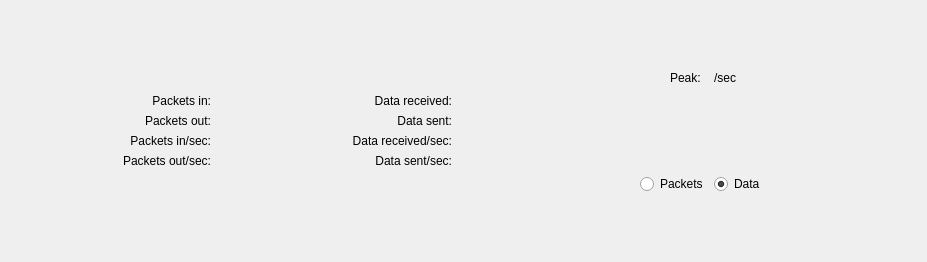
Before: the Qt Designer form Under Construction/Activity Monitor.app/Resources/activity_monitor/ui/tab_network.ui in helloSystem/Utilities, drawn with Qt 5.
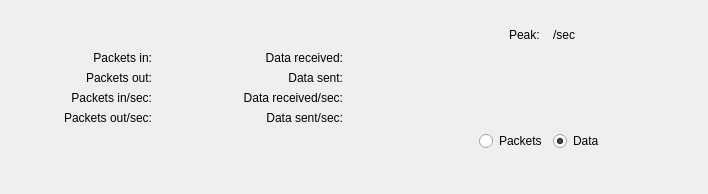
After: the same form once the commit is applied. Custom widgets are drawn as their Qt base class.

```diff
--- a/Under Construction/Activity Monitor.app/Resources/activity_monitor/ui/tab_network.ui
+++ b/Under Construction/Activity Monitor.app/Resources/activity_monitor/ui/tab_network.ui
@@ -4,10 +4,10 @@
  <widget class="QWidget" name="TabNetwork">
   <property name="geometry">
    <rect>
-    <x>0</x>
-    <y>0</y>
-    <width>927</width>
-    <height>262</height>
+       <x>0</x>
+       <y>0</y>
+       <width>708</width>
+       <height>194</height>
    </rect>
   </property>
   <property name="windowTitle">
@@ -21,13 +21,13 @@
   </property>
   <layout class="QVBoxLayout" name="verticalLayout_2">
    <property name="leftMargin">
-    <number>0</number>
+       <number>13</number>
    </property>
    <property name="topMargin">
-    <number>0</number>
+       <number>25</number>
    </property>
    <property name="rightMargin">
-    <number>0</number>
+       <number>13</number>
    </property>
    <property name="bottomMargin">
     <number>0</number>
@@ -37,30 +37,8 @@
      <property name="spacing">
       <number>6</number>
      </property>
-     <item>
-      <spacer name="verticalSpacer_2">
-       <property name="orientation">
-        <enum>Qt::Vertical</enum>
-       </property>
-       <property name="sizeType">
-        <enum>QSizePolicy::MinimumExpanding</enum>
-       </property>
-       <property name="sizeHint" stdset="0">
-        <size>
-         <width>20</width>
-         <height>25</height>
-        </size>
-       </property>
-      </spacer>
-     </item>
      <item>
       <layout class="QGridLayout" name="gridLayout">
-       <property name="leftMargin">
-        <number>20</number>
-       </property>
-       <property name="rightMargin">
-        <number>20</number>
-       </property>
        <item row="0" column="9">
         <layout class="QHBoxLayout" name="hobxbandwidh">
          <property name="spacing">
```
